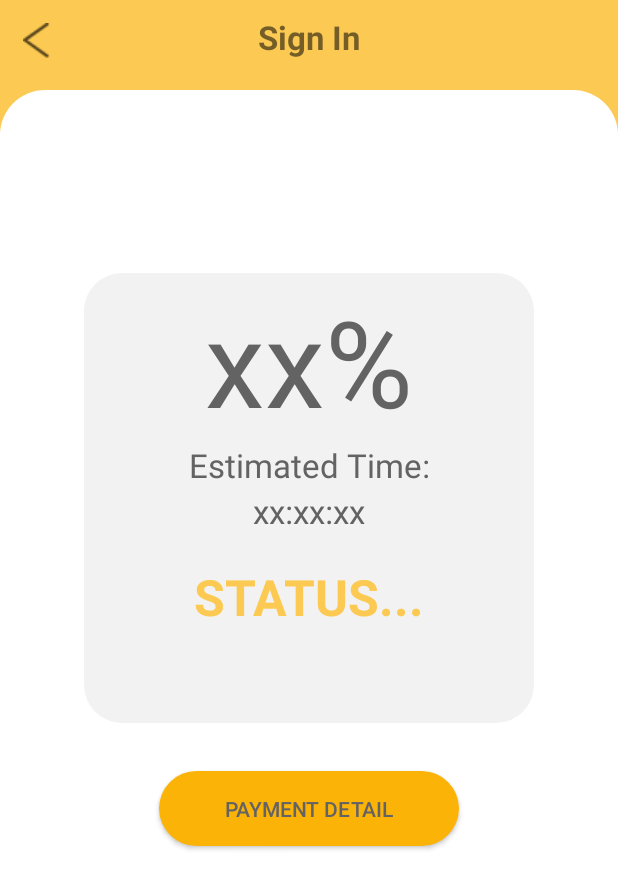
After one commit to sabsabila/BENJOL-Mobile, an Android app: the layout activity_check_progress.xml on its own in the app's theme, with its tools: preview values and no code run, on a phone screen of 412 x 824 dp. The commit adds this screen. Shown: the top 889 px of the screen. Run offline under Robolectric (Android 15) with nearby library versions, the phone set to English and light mode, and no system bars.

Commit message:
UI check progress & antar jemput

```diff
--- /dev/null
+++ b/app/src/main/res/drawable/rounded_square.xml
@@ -0,0 +1,9 @@
+<?xml version="1.0" encoding="utf-8"?>
+<!--  res/drawable/rounded_square.xml -->
+<shape xmlns:android="http://schemas.android.com/apk/res/android"
+    android:padding="10dp">
+
+    <solid android:color="?attr/colorInputText" />
+    <!--border radius in dp-->
+    <corners android:radius="25dp" />
+</shape>
--- /dev/null
+++ b/app/src/main/res/layout/activity_check_progress.xml
@@ -0,0 +1,93 @@
+<?xml version="1.0" encoding="utf-8"?>
+<layout xmlns:android="http://schemas.android.com/apk/res/android">
+    <data>
+    </data>
+    <RelativeLayout
+        android:layout_width="match_parent"
+        android:layout_height="match_parent">
+
+        <include
+            android:id="@+id/base_layout"
+            android:layout_width="fill_parent"
+            android:layout_height="wrap_content"
+            layout="@layout/base_layout" />
+
+        <ProgressBar
+            android:id="@+id/progress_bar"
+            android:layout_width="wrap_content"
+            android:layout_height="wrap_content"
+            android:layout_alignParentTop="true"
+            android:layout_alignParentStart="true"
+            android:layout_alignParentEnd="true"
+            android:layout_marginTop="32dp"
+            android:visibility="gone"/>
+
+        <LinearLayout
+            android:layout_width="match_parent"
+            android:layout_height="match_parent"
+            android:gravity="end"
+            android:orientation="vertical"
+            android:padding="32dp">
+
+            <LinearLayout
+                android:layout_width="300dp"
+                android:layout_height="300dp"
+                android:layout_marginTop="150dp"
+                android:layout_gravity="center_horizontal"
+                android:background="@drawable/rounded_square"
+                android:orientation="vertical">
+
+                <TextView
+                    android:id="@+id/percentage_progress"
+                    android:layout_width="match_parent"
+                    android:layout_height="wrap_content"
+                    android:text="@string/percentageProgress"
+                    android:textAlignment="center"
+                    android:textSize="36pt"
+                    android:textColor="@color/colorTextDark"
+                    android:layout_marginTop="5dp"/>
+
+                <TextView
+                    android:layout_width="match_parent"
+                    android:layout_height="wrap_content"
+                    android:text="@string/estimatedTitleProgress"
+                    android:textAlignment="center"
+                    android:textSize="10pt"
+                    android:textColor="@color/colorTextDark"
+                    android:layout_marginTop="1dp"/>
+
+                <TextView
+                    android:id="@+id/estimated_progress"
+                    android:layout_width="match_parent"
+                    android:layout_height="wrap_content"
+                    android:text="@string/estimatedProgress"
+                    android:textAlignment="center"
+                    android:textSize="10pt"
+                    android:textColor="@color/colorTextDark"
+                    android:layout_marginTop="1dp"/>
+
+                <TextView
+                    android:id="@+id/status_progress"
+                    android:layout_width="match_parent"
+                    android:layout_height="wrap_content"
+                    android:text="@string/statusProgress"
+                    android:textAlignment="center"
+                    android:textSize="15pt"
+                    android:textStyle="bold"
+                    android:textColor="@color/colorSecondary"
+                    android:layout_marginTop="20dp"/>
+            </LinearLayout>
+
+            <Button
+                android:id="@+id/payment_detail_button"
+                android:layout_gravity="center_horizontal"
+                android:layout_width="200dp"
+                android:layout_height="50dp"
+                android:layout_marginTop="32dp"
+                android:background="@drawable/rounded_button"
+                android:textColor="?attr/colorTextDark"
+                android:text="@string/paymentDetailProgress"/>
+
+        </LinearLayout>
+    </RelativeLayout>
+</layout>
--- a/app/src/main/res/layout/activity_login.xml
+++ b/app/src/main/res/layout/activity_login.xml
@@ -72,6 +72,7 @@
                 android:background="@drawable/rounded_button"
                 android:textColor="@color/colorTextDark"
                 android:text="@string/login"/>
+
             <TextView
                 android:id="@+id/forget_password"
                 android:layout_width="wrap_content"
@@ -120,7 +121,7 @@
                 android:layout_height="50dp"
                 android:layout_marginTop="20dp"
                 android:background="@drawable/rounded_button"
-                android:textColor="?attr/colorButton"
+                android:textColor="?attr/colorTextDark"
                 android:text="@string/create"
                 />
 
--- a/app/src/main/res/values/attrs.xml
+++ b/app/src/main/res/values/attrs.xml
@@ -6,5 +6,5 @@
     <attr name="colorInputText" format="color" />
     <attr name="colorButton" format="color" />
     <attr name="colorText" format="color" />
-    <attr name="colorTextDark   " format="color" />
+    <attr name="colorTextDark" format="color" />
 </resources>
--- a/app/src/main/res/values/strings.xml
+++ b/app/src/main/res/values/strings.xml
@@ -26,8 +26,17 @@
     <!--Bengkel-->
 
     <!--PickUp-->
+    <string name="pickupLocation">Pick Up Location</string>
+    <string name="deliveryLocation">Delivery Location</string>
+    <string name="inputLocation">Type your location here</string>
+    <string name="confirmLocation">Confirm</string>
 
     <!--Serivice Progress-->
+    <string name="percentageProgress">xx%</string>
+    <string name="estimatedTitleProgress">Estimated Time:</string>
+    <string name="estimatedProgress">xx:xx:xx</string>
+    <string name="statusProgress">STATUS...</string>
+    <string name="paymentDetailProgress">Payment Detail</string>
 
     <!--Chat-->
 
```
Also changed, not shown: app/src/main/res/drawable/placeholder_icon.xml (added, +12 -0 lines), app/src/main/res/layout/activity_pickup.xml (added, +78 -0 lines), app/src/main/res/drawable-v24/placeholder.png (added).
